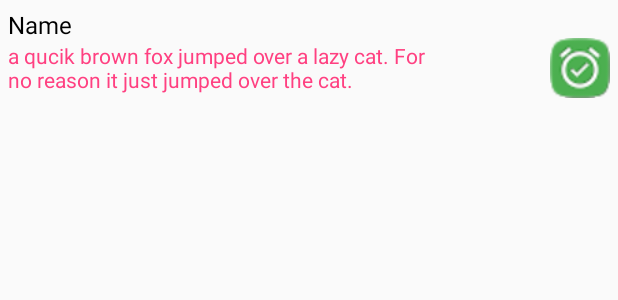
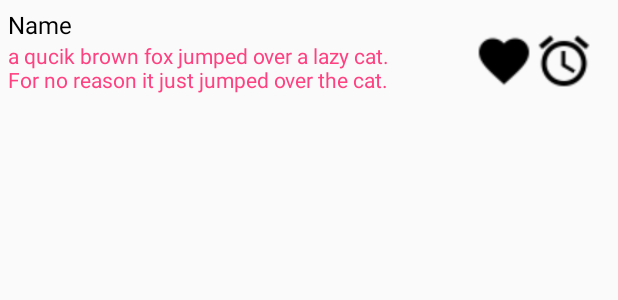
Before and after one commit to mebjas/cm-bs-repo, an Android app: the layout list_course.xml on its own in the app's theme, with its tools: preview values and no code run, on a phone screen of 412 x 824 dp. Shown: the top 300 px of the screen. Run offline under Robolectric (Android 15) with nearby library versions, the phone set to English and light mode, and no system bars; network calls fail.

Commit message:
Added support for favorite functionality clien side

```diff
--- a/Android/CM/app/src/main/java/todofy/cm/models/Course.java
+++ b/Android/CM/app/src/main/java/todofy/cm/models/Course.java
@@ -9,10 +9,13 @@ import todofy.cm.R;
 public class Course {
     public String title;
     public String description;
+    public int id;
     public boolean isFavorite;
 
-    public Course(String title, String description) {
+    public Course(String title, String description, int id, boolean isFav) {
         this.title = title;
         this.description = description;
+        this.isFavorite = isFav;
+        this.id = id;
     }
 }
--- a/Android/CM/app/src/main/res/layout/list_course.xml
+++ b/Android/CM/app/src/main/res/layout/list_course.xml
@@ -7,34 +7,52 @@
     <RelativeLayout
         android:layout_width="match_parent"
         android:layout_height="wrap_content"
+        android:minHeight="50dp"
         android:layout_marginBottom="15dp">
         <LinearLayout
-            android:layout_width="wrap_content"
-            android:layout_height="60dp"
+            android:layout_width="260dp"
+            android:layout_height="wrap_content"
             android:orientation="vertical"
             android:id="@+id/linearLayout2">
             <TextView
                 android:id="@+id/title"
-                android:layout_width="315dp"
+                android:layout_width="match_parent"
                 android:layout_height="wrap_content"
                 android:text="Name"
                 android:textColor="#000000"
                 android:textSize="16sp"/>
             <TextView
                 android:id="@+id/description"
-                android:layout_width="280dp"
+                android:layout_width="match_parent"
                 android:layout_height="wrap_content"
                 android:text="a qucik brown fox jumped over a lazy cat. For no reason it just jumped over the cat."
                 android:textColor="@color/colorAccent"/>
         </LinearLayout>
-        <Button
-            android:layout_width="40dp"
-            android:layout_height="40dp"
-            android:background="@drawable/unnamed"
-            android:layout_alignBottom="@+id/linearLayout2"
+        <LinearLayout
+            android:layout_width="85dp"
+            android:layout_marginRight="5dp"
+            android:layout_height="wrap_content"
+            android:orientation="horizontal"
             android:layout_alignParentRight="true"
-            android:layout_alignParentEnd="true"
-            android:id="@+id/setReminder"/>
+            android:layout_alignParentEnd="true">
+            <Button
+                android:layout_width="40dp"
+                android:layout_height="40dp"
+                android:layout_marginTop="15dp"
+                android:background="@drawable/ic_favorite_black_24dp"
+                android:layout_alignBottom="@+id/linearLayout2"
+
+                android:id="@+id/setFavorite"/>
+            <Button
+                android:layout_width="40dp"
+                android:layout_height="40dp"
+                android:layout_marginTop="15dp"
+                android:background="@drawable/ic_alarm_black_24dp"
+                android:layout_alignBottom="@+id/linearLayout2"
+                android:id="@+id/setReminder"/>
+        </LinearLayout>
+
+
     </RelativeLayout>
 
 
```
Also changed, not shown: Android/CM/app/src/main/java/todofy/cm/DashboardActivity.java (+33 -25 lines), Android/CM/app/src/main/java/todofy/cm/models/CourseAdapter.java (+113 -0 lines), Android/CM/app/src/main/res/drawable/ic_alarm_black_24dp.png (added), Android/CM/app/src/main/res/drawable/ic_favorite_black_24dp.png (added), Android/CM/app/src/main/res/drawable/ic_favorite_border_black_24dp.png (added).
